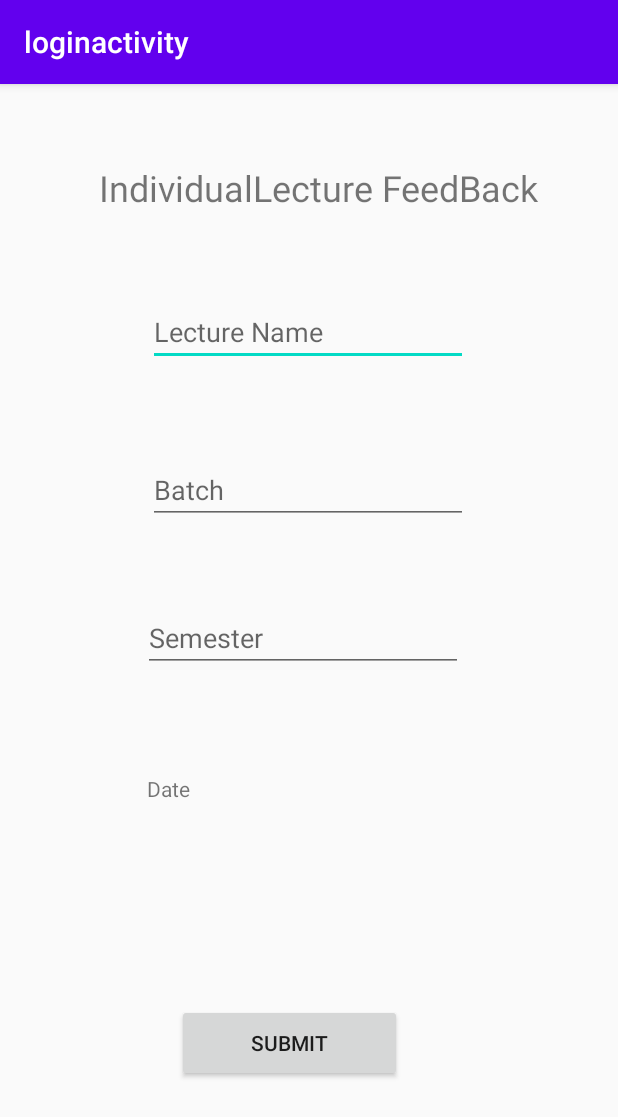
After one commit to harshtekriwal/LectureReviews, an Android app: the IndividualLectureFeedbackActivity screen opened directly, with no data from a screen before it, on a phone screen of 412 x 824 dp. The commit adds this screen. Shown: the top 1117 px of the screen. Run offline under Robolectric (Android 15) with nearby library versions, the phone set to English and light mode, and no system bars.

Commit message:
Individual lecture rating now works, Teacher can now check any particular lecture taught on a particular date.

```diff
--- a/app/src/main/AndroidManifest.xml
+++ b/app/src/main/AndroidManifest.xml
@@ -12,7 +12,8 @@
         android:supportsRtl="true"
         android:theme="@style/AppTheme"
         android:usesCleartextTraffic="true">
-        <activity android:name=".OverallRatingActivity"></activity>
+        <activity android:name=".IndividualLectureFeedbackActivity"></activity>
+        <activity android:name=".OverallRatingActivity" />
         <activity android:name=".CheckoutRatingActivity" />
         <activity android:name=".LectureFeedback" />
         <activity android:name=".WelcomeStudent" />
--- /dev/null
+++ b/app/src/main/java/com/example/loginactivity/IndividualLectureFeedbackActivity.java
@@ -0,0 +1,164 @@
+package com.example.loginactivity;
+
+import androidx.appcompat.app.AppCompatActivity;
+
+import android.app.AlertDialog;
+import android.app.DatePickerDialog;
+import android.content.Context;
+import android.content.Intent;
+import android.content.SharedPreferences;
+import android.os.Bundle;
+import android.os.Handler;
+import android.os.Looper;
+import android.renderscript.Int2;
+import android.text.TextUtils;
+import android.view.View;
+import android.widget.Button;
+import android.widget.DatePicker;
+import android.widget.EditText;
+import android.widget.TextView;
+
+import com.google.gson.Gson;
+
+import org.jetbrains.annotations.NotNull;
+
+import java.io.IOException;
+import java.io.Serializable;
+import java.util.Calendar;
+
+import okhttp3.Call;
+import okhttp3.Callback;
+import okhttp3.MediaType;
+import okhttp3.OkHttpClient;
+import okhttp3.Request;
+import okhttp3.RequestBody;
+import okhttp3.Response;
+
+public class IndividualLectureFeedbackActivity extends AppCompatActivity {
+    EditText lecturename;
+    EditText batch;
+    EditText semester;
+    TextView date;
+    Button sub;
+    SharedPreferences sharedPreferences;
+    Calendar currentdate;
+    int day,month,year;
+    String d,m,y;
+    OkHttpClient client;
+    @Override
+    protected void onCreate(Bundle savedInstanceState) {
+        super.onCreate(savedInstanceState);
+        setContentView(R.layout.activity_individual_lecture_feedback);
+        sub=(Button)findViewById(R.id.button2_submit);
+        currentdate=Calendar.getInstance();
+        day=currentdate.get(Calendar.DAY_OF_MONTH);
+        month=currentdate.get(Calendar.MONTH);
+        year=currentdate.get(Calendar.YEAR);
+        d=String.format("%02d",day);
+        m=String.format("%02d",month);
+        y=Integer.toString(year);
+        lecturename=(EditText) findViewById(R.id.editText_lecturename);
+        batch=(EditText) findViewById(R.id.editText_batch);
+        semester=(EditText) findViewById(R.id.editText_semester);
+        date=(TextView)findViewById(R.id.textView_date);
+
+
+        sub.setOnClickListener(new View.OnClickListener() {
+            @Override
+            public void onClick(View view) {
+                 String lname = lecturename.getText().toString();
+                if (TextUtils.isEmpty(lname)) {
+                    lecturename.setError("Lecturename cant be empty");
+                    return;
+                }
+                String b=batch.getText().toString();
+                if (TextUtils.isEmpty(b)) {
+                    batch.setError("Batch cant be empty");
+                    return;
+                }
+                String sem=semester.getText().toString();
+                if (TextUtils.isEmpty(sem)) {
+                    semester.setError("Semester cant be empty");
+                    return;
+                }
+                sharedPreferences = getSharedPreferences("mypref", Context.MODE_PRIVATE);
+                int teacherid = sharedPreferences.getInt("id", 0);
+                client = new OkHttpClient();
+                MediaType mediaType = MediaType.parse("application/json");
+                RequestBody body = RequestBody.create( "{\n\t\t\"teacherid\":"+teacherid+",\n\t\t\"semester\":"+Integer.parseInt(sem)+",\n\t\t\"day\":\""+d+"\",\n\t\t\"month\":\""+m+"\",\n\t\t\"year\":\""+y+"\",\n\t\t\"batch\":\""+b+"\",\n\t\t\"lecturename\":\""+lname+"\"\n}\t",mediaType);
+                Request request = new Request.Builder()
+                        .url("http://10.0.2.2:8080/DetailsVerifiation/webapi/postindividualrating/submit")
+                        .post(body)
+                        .addHeader("content-type", "application/json")
+                        .addHeader("cache-control", "no-cache")
+                        .addHeader("postman-token", "12893515-796c-65ed-22a3-831cc94b7583")
+                        .build();
+                client.newCall(request).enqueue(new Callback() {
+                    @Override
+                    public void onResponse(@NotNull Call call, @NotNull Response response) throws IOException {
+                        String json = response.body().string();
+                        Gson g = new Gson();
+                        AverageOverallRatings ratings = g.fromJson(json, AverageOverallRatings.class);
+                        if (ratings.isIssuccess() == true) {
+                            Intent intent = new Intent(com.example.loginactivity.IndividualLectureFeedbackActivity.this, com.example.loginactivity.OverallRatingActivity.class);
+                            intent.putExtra("ratings", (Serializable) ratings);
+                            startActivity(intent);
+                        } else {
+                            new Handler(Looper.getMainLooper()).post(new Runnable() {
+                                @Override
+                                public void run() {
+                                    AlertDialog.Builder alert = new AlertDialog.Builder(IndividualLectureFeedbackActivity.this);
+                                    alert.setTitle("ERROR");
+                                    alert.setMessage("The information entered is incorrect. Try entering correct information.");
+                                    alert.setCancelable(false);
+                                    alert.setPositiveButton("OK", null);
+                                    AlertDialog dialog = alert.create();
+                                    dialog.show();
+                                }
+                            });
+                        }
+                    }
+
+                    @Override
+                    public void onFailure(@NotNull Call call, @NotNull IOException e) {
+                        new Handler(Looper.getMainLooper()).post(new Runnable() {
+                            @Override
+                            public void run() {
+                                AlertDialog.Builder alert = new AlertDialog.Builder(IndividualLectureFeedbackActivity.this);
+                                alert.setTitle("ERROR");
+                                alert.setMessage("Server Offline");
+                                alert.setCancelable(false);
+                                alert.setPositiveButton("OK", null);
+                                AlertDialog dialog = alert.create();
+                                dialog.show();
+                            }
+                        });
+                        e.printStackTrace();
+                    }
+
+
+                });
+
+
+            }
+        });
+        date.setOnClickListener(new View.OnClickListener() {
+            @Override
+            public void onClick(View view) {
+                DatePickerDialog datePickerDialog=new DatePickerDialog(com.example.loginactivity.IndividualLectureFeedbackActivity.this, new DatePickerDialog.OnDateSetListener() {
+                    @Override
+                    public void onDateSet(DatePicker datePicker, int i, int i1, int i2) {
+                        i1=i1+1;
+                        d=String.format("%02d",i2);
+                        m=String.format("%02d",i1);
+                        y=Integer.toString(i);
+                    date.setText(String.format("%02d",i2)+"/"+String.format("%02d",i1)+"/"+i);
+                    }
+                },year,month,day);
+                datePickerDialog.show();
+            }
+        });
+
+
+    }
+}
--- /dev/null
+++ b/app/src/main/res/layout/activity_individual_lecture_feedback.xml
@@ -0,0 +1,84 @@
+<?xml version="1.0" encoding="utf-8"?>
+<androidx.constraintlayout.widget.ConstraintLayout xmlns:android="http://schemas.android.com/apk/res/android"
+    xmlns:app="http://schemas.android.com/apk/res-auto"
+    xmlns:tools="http://schemas.android.com/tools"
+    android:layout_width="match_parent"
+    android:layout_height="match_parent"
+    tools:context=".IndividualLectureFeedbackActivity">
+
+    <TextView
+        android:id="@+id/textView11"
+        android:layout_width="498dp"
+        android:layout_height="wrap_content"
+        android:layout_marginTop="36dp"
+        android:layout_marginBottom="41dp"
+        android:text="           IndividualLecture FeedBack"
+        android:textSize="24sp"
+        app:layout_constraintBottom_toTopOf="@+id/editText_lecturename"
+        app:layout_constraintTop_toTopOf="parent"
+        tools:layout_editor_absoluteX="-23dp" />
+
+    <EditText
+        android:id="@+id/editText_lecturename"
+        android:layout_width="wrap_content"
+        android:layout_height="wrap_content"
+        android:layout_marginBottom="43dp"
+        android:ems="10"
+        android:hint="@string/lecture_name"
+        android:inputType="textPersonName"
+        app:layout_constraintBottom_toTopOf="@+id/editText_batch"
+        app:layout_constraintStart_toStartOf="@+id/editText_batch"
+        app:layout_constraintTop_toBottomOf="@+id/textView11" />
+
+    <EditText
+        android:id="@+id/editText_batch"
+        android:layout_width="wrap_content"
+        android:layout_height="wrap_content"
+        android:layout_marginStart="3dp"
+        android:layout_marginLeft="3dp"
+        android:layout_marginBottom="37dp"
+        android:ems="10"
+        android:hint="@string/batch_"
+        android:inputType="textPersonName"
+        app:layout_constraintBottom_toTopOf="@+id/editText_semester"
+        app:layout_constraintStart_toStartOf="@+id/editText_semester"
+        app:layout_constraintTop_toBottomOf="@+id/editText_lecturename" />
+
+    <EditText
+        android:id="@+id/editText_semester"
+        android:layout_width="wrap_content"
+        android:layout_height="wrap_content"
+        android:layout_marginEnd="5dp"
+        android:layout_marginRight="5dp"
+        android:layout_marginBottom="51dp"
+        android:ems="10"
+        android:hint="@string/sem"
+        android:inputType="numberDecimal"
+        app:layout_constraintBottom_toTopOf="@+id/textView_date"
+        app:layout_constraintEnd_toEndOf="@+id/textView_date"
+        app:layout_constraintTop_toBottomOf="@+id/editText_batch" />
+
+    <TextView
+        android:id="@+id/textView_date"
+        android:layout_width="216dp"
+        android:layout_height="60dp"
+        android:layout_marginBottom="77dp"
+        android:text="Date"
+        app:layout_constraintBottom_toTopOf="@+id/button2_submit"
+        app:layout_constraintEnd_toEndOf="parent"
+        app:layout_constraintStart_toStartOf="parent"
+        app:layout_constraintTop_toBottomOf="@+id/editText_semester" />
+
+    <Button
+        android:id="@+id/button2_submit"
+        android:layout_width="150dp"
+        android:layout_height="52dp"
+        android:layout_marginStart="118dp"
+        android:layout_marginLeft="118dp"
+        android:layout_marginBottom="86dp"
+        android:text="Submit"
+        app:layout_constraintBottom_toBottomOf="parent"
+        app:layout_constraintStart_toStartOf="parent"
+        app:layout_constraintTop_toBottomOf="@+id/textView_date" />
+
+</androidx.constraintlayout.widget.ConstraintLayout>
--- a/app/src/main/res/values/strings.xml
+++ b/app/src/main/res/values/strings.xml
@@ -15,7 +15,6 @@
     <string name="batch">Batch</string>
     <string name="lecturename">LectureName</string>
     <string name="year">Year</string>
-    <string name="semester">Semester</string>
     <string name="generate_code">Generate code</string>
     <string name="enrollment">Enrollment</string>
     <string name="pass">Password</string>
@@ -23,4 +22,8 @@
     <string name="login_student">Login</string>
     <string name="rate_lecture">Rate Lecture</string>
     <string name="logout_2">Logout</string>
+    <string name="lecture_name">Lecture Name</string>
+    <string name="batch_">Batch</string>
+    <string name="semester">Semester</string>
+    <string name="sem">Semester</string>
 </resources>
```
Also changed, not shown: app/src/main/java/com/example/loginactivity/CheckoutRatingActivity.java (+9 -0 lines), app/src/main/res/layout/activity_individuallecturefeedbackactivity.xml (added, +9 -0 lines).
